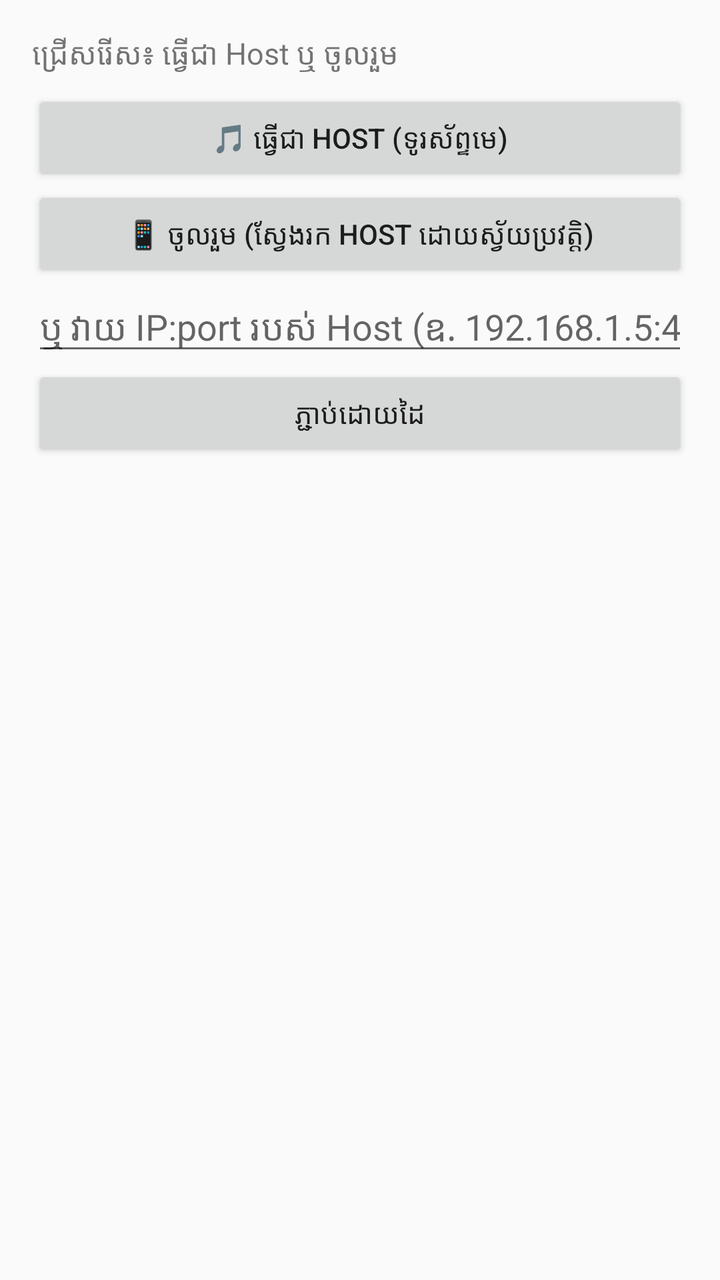
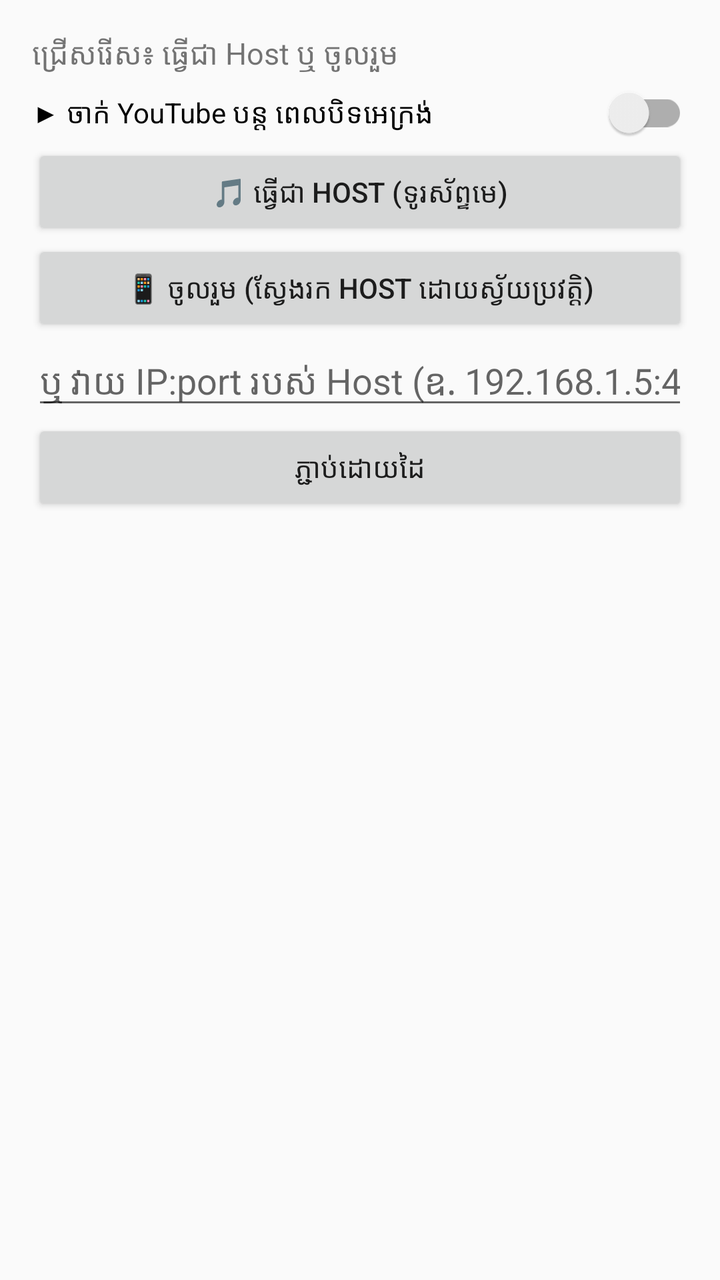

Compare the two renders of this Android layout. The source of the first and the diff that turns it into the second are given below.
<!-- AndroidManifest.xml: application theme Theme.AppCompat.DayNight.DarkActionBar -->
<!-- res/layout/activity_main.xml -->
<?xml version="1.0" encoding="utf-8"?>
<LinearLayout xmlns:android="http://schemas.android.com/apk/res/android"
    xmlns:app="http://schemas.android.com/apk/res-auto"
    android:id="@+id/root"
    android:layout_width="match_parent"
    android:layout_height="match_parent"
    android:orientation="vertical"
    android:padding="16dp">

    <TextView
        android:id="@+id/status"
        android:layout_width="match_parent"
        android:layout_height="wrap_content"
        android:text="ជ្រើសរើស៖ ធ្វើជា Host ឬ ចូលរួម"
        android:textSize="15sp"
        android:paddingBottom="8dp" />

    
    <LinearLayout
        android:id="@+id/modePanel"
        android:layout_width="match_parent"
        android:layout_height="wrap_content"
        android:orientation="vertical">

        <Button
            android:id="@+id/btnHost"
            android:layout_width="match_parent"
            android:layout_height="wrap_content"
            android:text="🎵 ធ្វើជា Host (ទូរស័ព្ទមេ)" />

        <Button
            android:id="@+id/btnJoin"
            android:layout_width="match_parent"
            android:layout_height="wrap_content"
            android:text="📱 ចូលរួម (ស្វែងរក Host ដោយស្វ័យប្រវត្តិ)" />

        <EditText
            android:id="@+id/manualAddress"
            android:layout_width="match_parent"
            android:layout_height="wrap_content"
            android:hint="ឬ វាយ IP:port របស់ Host (ឧ. 192.168.1.5:40000)"
            android:inputType="text" />

        <Button
            android:id="@+id/btnConnect"
            android:layout_width="match_parent"
            android:layout_height="wrap_content"
            android:text="ភ្ជាប់ដោយដៃ" />
    </LinearLayout>

    <TextView
        android:id="@+id/nowPlaying"
        android:layout_width="match_parent"
        android:layout_height="wrap_content"
        android:textSize="17sp"
        android:textStyle="bold"
        android:paddingBottom="8dp"
        android:visibility="gone" />

    
    <FrameLayout
        android:id="@+id/playerContainer"
        android:layout_width="match_parent"
        android:layout_height="wrap_content"
        android:layout_gravity="center_horizontal"
        android:background="#000000"
        android:visibility="gone">

        <com.pierfrancescosoffritti.androidyoutubeplayer.core.player.views.YouTubePlayerView
            android:id="@+id/youtubeView"
            android:layout_width="match_parent"
            android:layout_height="wrap_content"
            android:layout_gravity="center"
            app:enableAutomaticInitialization="false" />

        <Button
            android:id="@+id/btnFullscreen"
            android:layout_width="44dp"
            android:layout_height="44dp"
            android:layout_gravity="bottom|end"
            android:layout_margin="4dp"
            android:background="#99000000"
            android:padding="0dp"
            android:text="⛶"
            android:textColor="#FFFFFF"
            android:textSize="22sp" />
    </FrameLayout>

    
    <LinearLayout
        android:id="@+id/hostPanel"
        android:layout_width="match_parent"
        android:layout_height="0dp"
        android:layout_weight="1"
        android:orientation="vertical"
        android:visibility="gone">

        <LinearLayout
            android:layout_width="match_parent"
            android:layout_height="wrap_content"
            android:orientation="horizontal">

            <Button
                android:id="@+id/btnPrev"
                android:layout_width="0dp"
                android:layout_weight="1"
                android:layout_height="wrap_content"
                android:text="⏮" />

            <Button
                android:id="@+id/btnPlay"
                android:layout_width="0dp"
                android:layout_weight="1"
                android:layout_height="wrap_content"
                android:text="▶" />

            <Button
                android:id="@+id/btnPause"
                android:layout_width="0dp"
                android:layout_weight="1"
                android:layout_height="wrap_content"
                android:text="⏸" />

            <Button
                android:id="@+id/btnNext"
                android:layout_width="0dp"
                android:layout_weight="1"
                android:layout_height="wrap_content"
                android:text="⏭" />
        </LinearLayout>

        <Button
            android:id="@+id/btnAddSongs"
            android:layout_width="match_parent"
            android:layout_height="wrap_content"
            android:text="➕ បន្ថែមបទចម្រៀងពីទូរស័ព្ទ" />

        <Button
            android:id="@+id/btnSearch"
            android:layout_width="match_parent"
            android:layout_height="wrap_content"
            android:text="🔍 ស្វែងរកចម្រៀងលើ YouTube" />

        <LinearLayout
            android:layout_width="match_parent"
            android:layout_height="wrap_content"
            android:orientation="horizontal">

            <EditText
                android:id="@+id/youtubeUrl"
                android:layout_width="0dp"
                android:layout_weight="1"
                android:layout_height="wrap_content"
                android:hint="Link YouTube"
                android:inputType="textUri" />

            <Button
                android:id="@+id/btnAddYoutube"
                android:layout_width="wrap_content"
                android:layout_height="wrap_content"
                android:text="➕ YouTube" />
        </LinearLayout>

        <TextView
            android:layout_width="match_parent"
            android:layout_height="wrap_content"
            android:paddingTop="8dp"
            android:text="បញ្ជីបទចម្រៀង (ចុចដើម្បីចាក់ · ចុចយូរដើម្បីលុប)"
            android:textSize="13sp" />

        <ListView
            android:id="@+id/playlist"
            android:layout_width="match_parent"
            android:layout_height="0dp"
            android:layout_weight="1" />
    </LinearLayout>

    
    <include
        android:id="@+id/searchPanel"
        layout="@layout/panel_search"
        android:layout_width="match_parent"
        android:layout_height="0dp"
        android:layout_weight="1"
        android:visibility="gone" />

    
    <LinearLayout
        android:id="@+id/clientPanel"
        android:layout_width="match_parent"
        android:layout_height="wrap_content"
        android:orientation="vertical"
        android:visibility="gone">

        <TextView
            android:id="@+id/calibrationLabel"
            android:layout_width="match_parent"
            android:layout_height="wrap_content"
            android:paddingTop="16dp"
            android:text="កែតម្រូវពេល (Latency): 0 ms" />

        <SeekBar
            android:id="@+id/calibration"
            android:layout_width="match_parent"
            android:layout_height="wrap_content"
            android:max="600"
            android:progress="300" />
    </LinearLayout>
</LinearLayout>
<!-- res/layout/panel_search.xml (included above) -->
<?xml version="1.0" encoding="utf-8"?>
<LinearLayout xmlns:android="http://schemas.android.com/apk/res/android"
    android:layout_width="match_parent"
    android:layout_height="match_parent"
    android:orientation="vertical">

    <LinearLayout
        android:layout_width="match_parent"
        android:layout_height="wrap_content"
        android:orientation="horizontal"
        android:paddingHorizontal="8dp">

        <EditText
            android:id="@+id/query"
            android:layout_width="0dp"
            android:layout_weight="1"
            android:layout_height="wrap_content"
            android:hint="ឈ្មោះបទចម្រៀង ឬអ្នកចម្រៀង"
            android:imeOptions="actionSearch"
            android:inputType="text" />

        <Button
            android:id="@+id/btnGo"
            android:layout_width="wrap_content"
            android:layout_height="wrap_content"
            android:text="🔍" />
    </LinearLayout>

    <TextView
        android:layout_width="match_parent"
        android:layout_height="wrap_content"
        android:paddingHorizontal="12dp"
        android:text="ចុចលើវីដេអូ ដើម្បីចាក់លើទូរស័ព្ទទាំងអស់ភ្លាមៗ (នៅក្នុងទំព័រនេះ)"
        android:textSize="13sp" />

    
    <TextView
        android:id="@+id/offlineBanner"
        android:layout_width="match_parent"
        android:layout_height="wrap_content"
        android:background="#B71C1C"
        android:padding="12dp"
        android:text="⚠ ទូរស័ព្ទនេះមិនមាន Internet ទេ។\n• បើភ្ជាប់ Hotspot របស់ទូរស័ព្ទផ្សេង: ត្រូវបើក Mobile data លើទូរស័ព្ទដែលបើក Hotspot\n• បើភ្ជាប់ Wi-Fi: ពិនិត្យថា Wi-Fi នោះមាន Internet\nពេល Internet ដំណើរការវិញ ទំព័រនឹងផ្ទុកឡើងវិញដោយស្វ័យប្រវត្តិ។"
        android:textColor="#FFFFFF"
        android:textSize="14sp"
        android:visibility="gone" />

    <WebView
        android:id="@+id/web"
        android:layout_width="match_parent"
        android:layout_height="0dp"
        android:layout_weight="1" />

    <Button
        android:id="@+id/btnDone"
        android:layout_width="match_parent"
        android:layout_height="wrap_content"
        android:text="☰ ត្រលប់ទៅបញ្ជីបទចម្រៀង" />
</LinearLayout>
<!-- resources referenced by this layout -->
<resources>

</resources>

<!-- the commit's change to res/layout/activity_main.xml (unified diff, before → after) -->
@@ -14,6 +14,14 @@
         android:text="ជ្រើសរើស៖ ធ្វើជា Host ឬ ចូលរួម"
         android:textSize="15sp"
         android:paddingBottom="8dp" />
+
+    <androidx.appcompat.widget.SwitchCompat
+        android:id="@+id/switchBackground"
+        android:layout_width="match_parent"
+        android:layout_height="wrap_content"
+        android:paddingBottom="4dp"
+        android:text="▶ ចាក់ YouTube បន្ត ពេលបិទអេក្រង់"
+        android:textSize="14sp" />
 
     
     <LinearLayout
